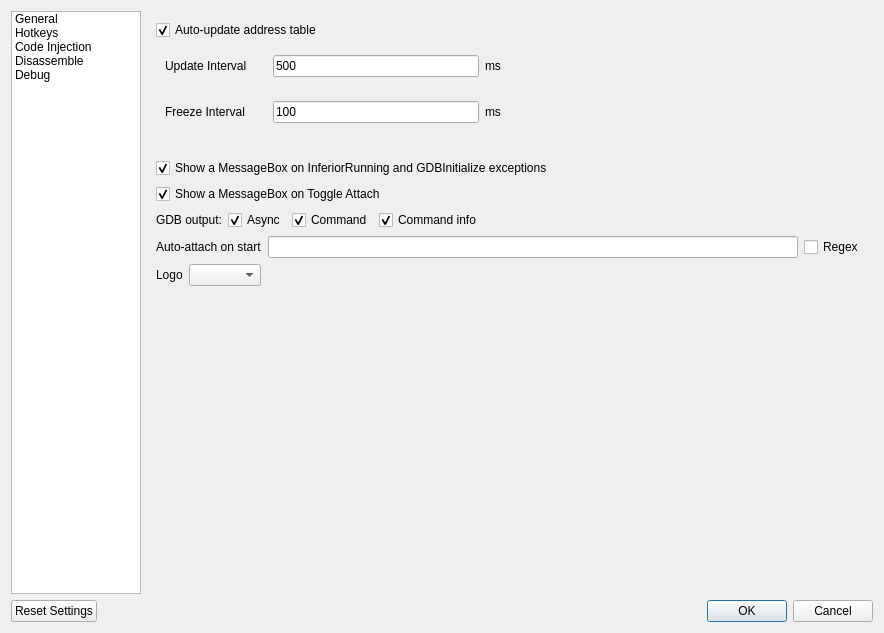
Qt form GUI/SettingsDialog.ui (korcankaraokcu/PINCE) before a commit.
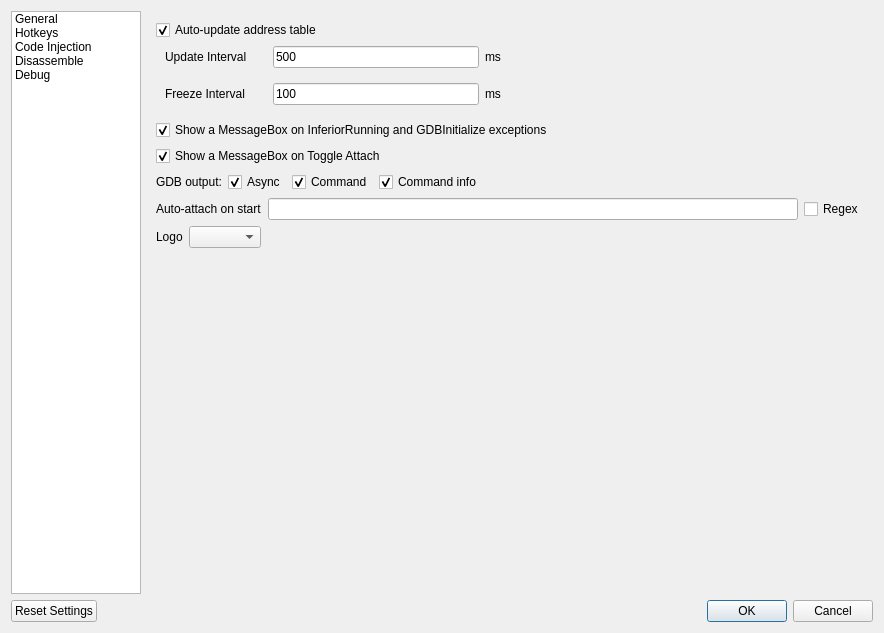
The same form after that commit.

Commit message: Fix spacing issue in SettingsDialog

What changed in the file:
```diff
--- a/GUI/SettingsDialog.ui
+++ b/GUI/SettingsDialog.ui
@@ -95,6 +95,9 @@
                  <item>
                   <widget class="QWidget" name="QWidget_UpdateInterval" native="true">
                    <layout class="QHBoxLayout" name="horizontalLayout_UpdateInterval">
+                    <property name="topMargin">
+                     <number>0</number>
+                    </property>
                     <item>
                      <widget class="QLabel" name="label">
                       <property name="minimumSize">
@@ -128,6 +131,9 @@
                  <item>
                   <widget class="QWidget" name="LockInterval" native="true">
                    <layout class="QHBoxLayout" name="horizontalLayout_14">
+                    <property name="topMargin">
+                     <number>0</number>
+                    </property>
                     <item>
                      <widget class="QLabel" name="label_12">
                       <property name="sizePolicy">
@@ -199,26 +205,6 @@
                </item>
               </layout>
              </item>
-             <item>
-              <layout class="QHBoxLayout" name="horizontalLayout_13">
-               <item>
-                <spacer name="verticalSpacer_6">
-                 <property name="orientation">
-                  <enum>Qt::Vertical</enum>
-                 </property>
-                 <property name="sizeType">
-                  <enum>QSizePolicy::Maximum</enum>
-                 </property>
-                 <property name="sizeHint" stdset="0">
-                  <size>
-                   <width>10</width>
-                   <height>20</height>
-                  </size>
-                 </property>
-                </spacer>
-               </item>
-              </layout>
-             </item>
              <item>
               <widget class="QCheckBox" name="checkBox_MessageBoxOnException">
                <property name="text">
```
Left out of the diff: 3 changed lines with no effect on the pictures. The commit also changes 1 other file.
